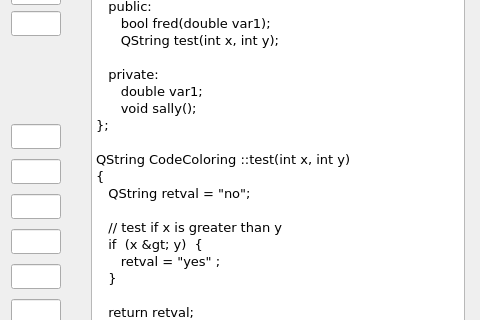
First picture: the form in forms/dialog_colors.ui, repository copperspice/diamond, before the edit; both pictures show x 392 to 872 and y 85 to 405 of the 872 by 499 pixel window.
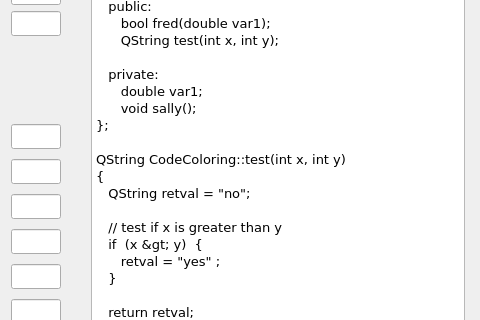
Second picture: the form after the edit.

```diff
--- a/forms/dialog_colors.ui
+++ b/forms/dialog_colors.ui
@@ -61,7 +61,7 @@
       </font>
      </property>
      <property name="plainText">
-      <string>&#35;include &lt;QString&gt;
+      <string>#include &lt;QString&gt;
 
 class CodeColoring
 {
@@ -74,7 +74,7 @@
       void sally();
 };
 
-QString CodeColoring ::test(int x, int y)
+QString CodeColoring::test(int x, int y)
 {
    QString retval = &quot;no&quot;;	
 
```
Left out of the diff: 454 changed lines with no effect on the pictures.
